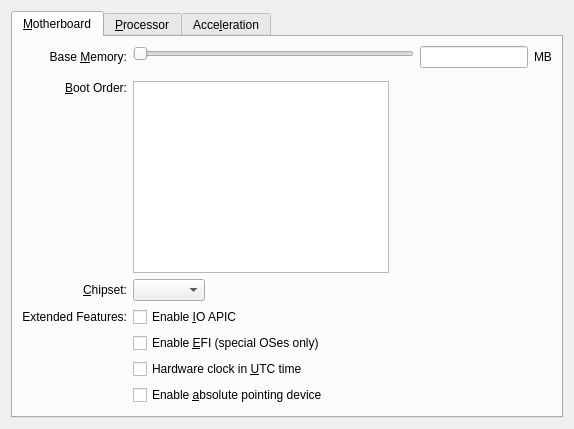
Old version of the form vbox/src/VBox/Frontends/VirtualBox/src/settings/machine/UIMachineSettingsSystem.ui in the repository jljuxgm/vboxgit.
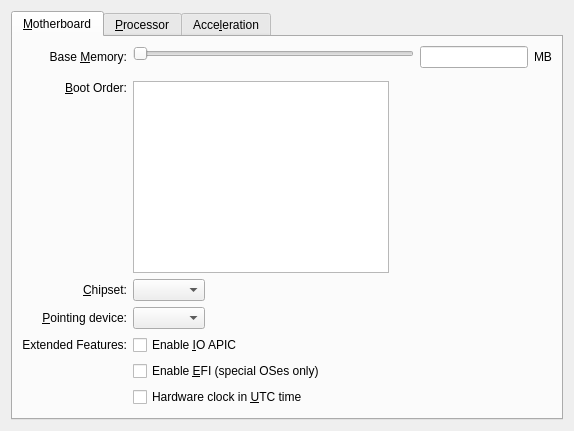
New version of the form. Icons and pictures are not drawn. Custom widgets are drawn as their Qt base class.

Commit message:
commit_47269 ------------------------------------------------------------------------ r47269 | vboxsync | 2013-07-19 23:53:05 +0800 (Fri, 19 Jul 2013) | 1 line
FE/Qt: Machine settings: System page: Cleanup/rework (part 6): Pointing HID extended handling.
------------------------------------------------------------------------

What changed in the file:
```diff
--- a/vbox/src/VBox/Frontends/VirtualBox/src/settings/machine/UIMachineSettingsSystem.ui
+++ b/vbox/src/VBox/Frontends/VirtualBox/src/settings/machine/UIMachineSettingsSystem.ui
@@ -330,6 +330,55 @@
         </layout>
        </item>
        <item row="5" column="0">
+        <widget class="QLabel" name="mLbHIDType">
+         <property name="sizePolicy">
+          <sizepolicy hsizetype="Minimum" vsizetype="Fixed">
+           <horstretch>0</horstretch>
+           <verstretch>0</verstretch>
+          </sizepolicy>
+         </property>
+         <property name="text">
+          <string>&amp;Pointing device:</string>
+         </property>
+         <property name="alignment">
+          <set>Qt::AlignRight|Qt::AlignTrailing|Qt::AlignVCenter</set>
+         </property>
+         <property name="buddy">
+          <cstring>mCbHIDType</cstring>
+         </property>
+        </widget>
+       </item>
+       <item row="5" column="1" colspan="3">
+        <layout class="QHBoxLayout" name="mLtHIDType">
+         <item>
+          <widget class="QComboBox" name="mCbHIDType" >
+           <property name="sizePolicy" >
+            <sizepolicy vsizetype="Fixed" hsizetype="Minimum" >
+             <horstretch>0</horstretch>
+             <verstretch>0</verstretch>
+             </sizepolicy>
+           </property>
+           <property name="whatsThis" >
+            <string>Determines pointing device type. Whether standard PS/2 mouse, USB mouse/tablet or USB multi-touch mouse/tablet will be emulated.</string>
+           </property>
+          </widget>
+         </item>
+         <item>
+          <spacer name="mSpHor4">
+           <property name="orientation">
+            <enum>Qt::Horizontal</enum>
+           </property>
+           <property name="sizeHint" stdset="0">
+            <size>
+             <width>0</width>
+             <height>0</height>
+            </size>
+           </property>
+          </spacer>
+         </item>
+        </layout>
+       </item>
+       <item row="6" column="0">
         <widget class="QLabel" name="mLbMotherboardExtended">
          <property name="sizePolicy">
           <sizepolicy hsizetype="Minimum" vsizetype="Fixed">
@@ -345,7 +394,7 @@
          </property>
         </widget>
        </item>
-       <item row="5" column="1" colspan="3">
+       <item row="6" column="1" colspan="3">
         <widget class="QCheckBox" name="mCbApic">
          <property name="sizePolicy">
           <sizepolicy hsizetype="Expanding" vsizetype="Fixed">
@@ -361,7 +410,7 @@
          </property>
         </widget>
        </item>
-       <item row="6" column="1" colspan="3">
+       <item row="7" column="1" colspan="3">
         <widget class="QCheckBox" name="mCbEFI">
          <property name="sizePolicy">
           <sizepolicy hsizetype="Expanding" vsizetype="Fixed">
@@ -377,7 +426,7 @@
          </property>
         </widget>
        </item>
-       <item row="7" column="1" colspan="3">
+       <item row="8" column="1" colspan="3">
         <widget class="QCheckBox" name="mCbTCUseUTC" >
          <property name="sizePolicy" >
           <sizepolicy vsizetype="Fixed" hsizetype="MinimumExpanding" >
@@ -393,22 +442,6 @@
          </property>
         </widget>
        </item>
-       <item row="8" column="1" colspan="3">
-        <widget class="QCheckBox" name="mCbUseAbsHID" >
-         <property name="sizePolicy" >
-          <sizepolicy vsizetype="Fixed" hsizetype="MinimumExpanding" >
-           <horstretch>0</horstretch>
-           <verstretch>0</verstretch>
-           </sizepolicy>
-         </property>
-         <property name="whatsThis" >
-          <string>If checked, an absolute pointing device (a USB tablet) will be supported. Otherwise, only a standard PS/2 mouse will be emulated.</string>
-         </property>
-         <property name="text" >
-          <string>Enable &amp;absolute pointing device</string>
-         </property>
-        </widget>
-       </item>
        <item row="9" column="0" colspan="4">
         <spacer name="mSpVer1">
          <property name="orientation">
```
Left out of the diff: 4 changed lines with no effect on the pictures. The commit also changes 2 other files.
